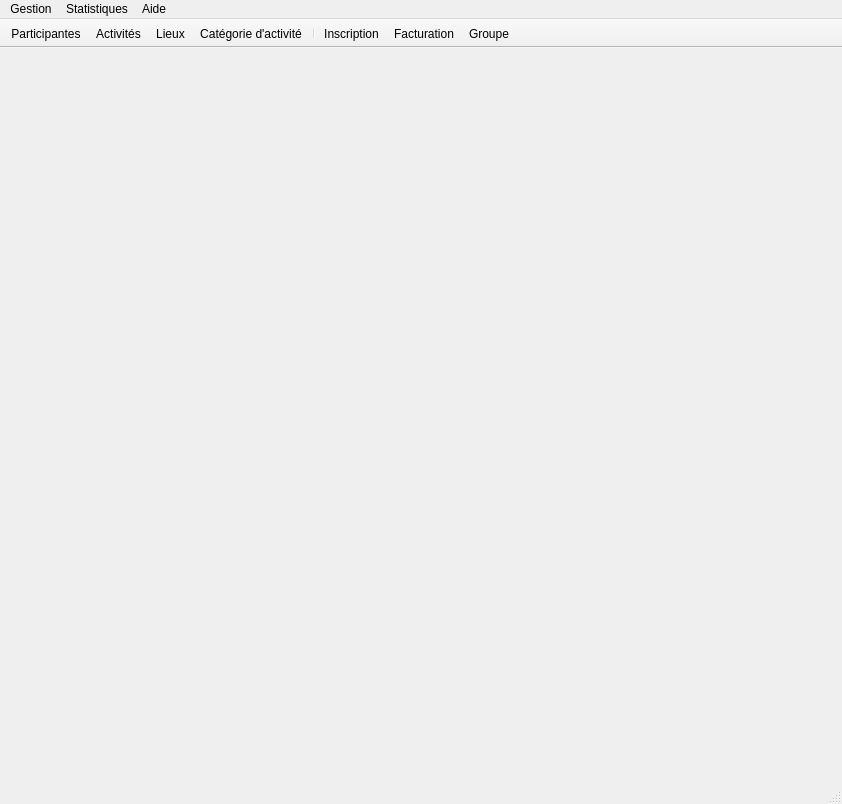
Above: GUI/mainwindow.ui from samueldrouin/PyGuide before the change. Below: the same form after it.
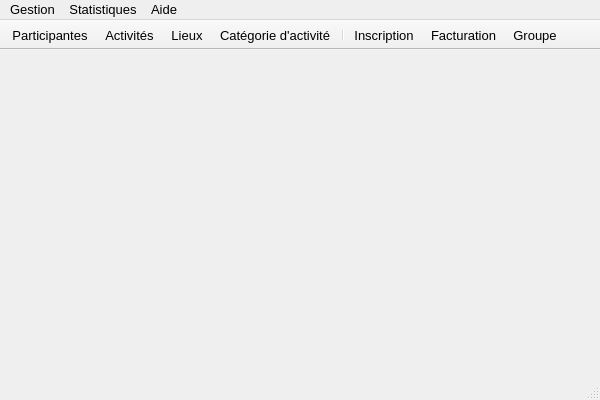
That is the form after the change. Icons and pictures are not drawn.

Commit message: Changement de la police pour Segoe UI pour une meilleure apparence sur Windows

What changed in the file:
```diff
--- a/GUI/mainwindow.ui
+++ b/GUI/mainwindow.ui
@@ -6,10 +6,22 @@
    <rect>
     <x>0</x>
     <y>0</y>
-    <width>842</width>
-    <height>804</height>
+    <width>600</width>
+    <height>400</height>
    </rect>
   </property>
+  <property name="minimumSize">
+   <size>
+    <width>600</width>
+    <height>400</height>
+   </size>
+  </property>
+  <property name="font">
+   <font>
+    <family>Segoe UI</family>
+    <pointsize>10</pointsize>
+   </font>
+  </property>
   <property name="windowTitle">
    <string>GUIDE - Centre de femmes du Haut-Richelieu </string>
   </property>
@@ -21,8 +33,8 @@
     <rect>
      <x>0</x>
      <y>0</y>
-     <width>842</width>
-     <height>22</height>
+     <width>600</width>
+     <height>23</height>
     </rect>
    </property>
    <widget class="QMenu" name="menuGestion">
```
The commit also changes 19 other files.
